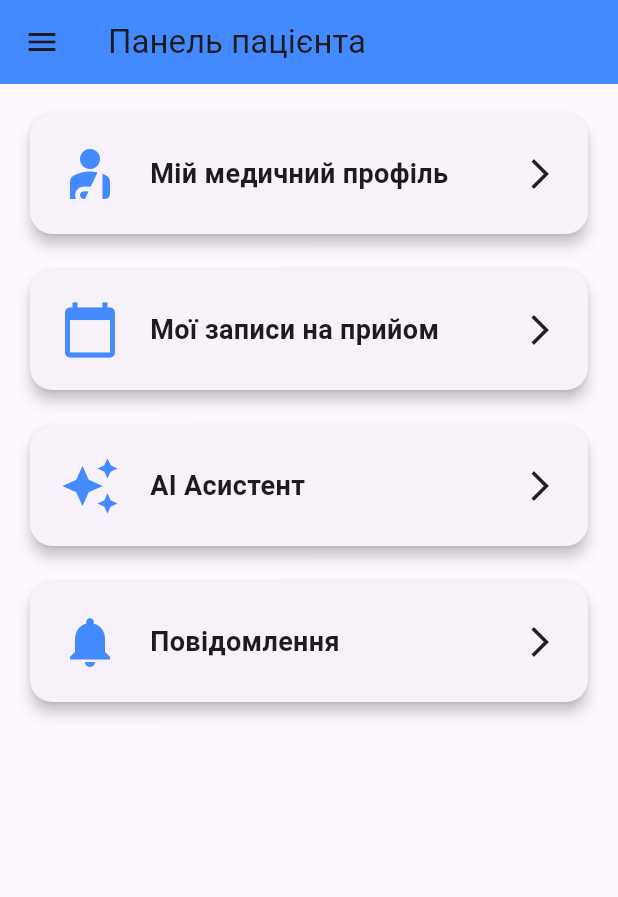
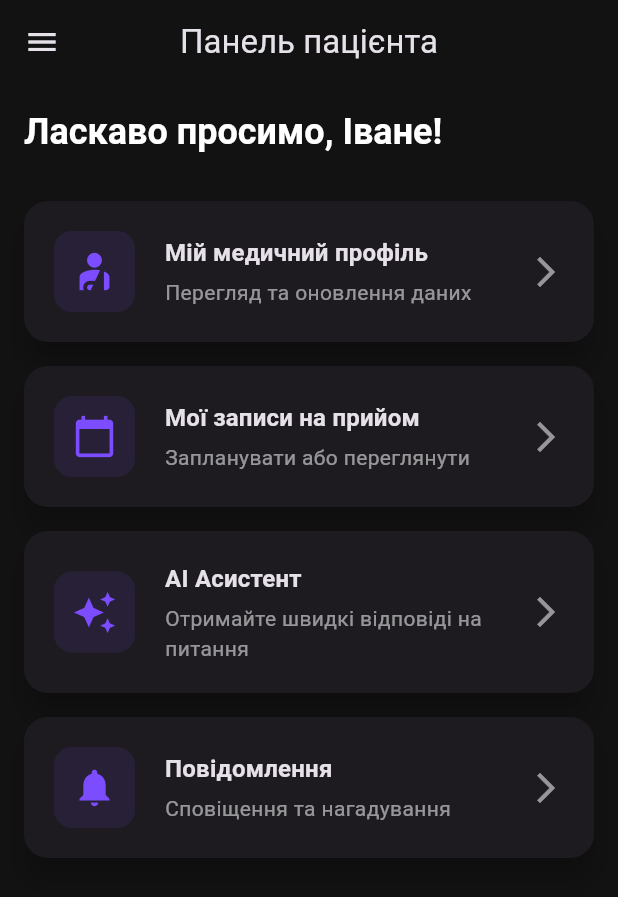
Before and after one commit to kolyasiquez/health_app, a Flutter app: the screen it shows after launch, after a tap on "Увійти", on a phone screen of 412 x 824 dp. Shown: the top 897 px of the screen. Run offline on Flutter 3.47's test engine with Material 3 defaults, Android fonts, the phone set to English and light mode, and no system bars.

Commit message:
some changes in interface (black instead of white)

```diff
--- a/lib/main.dart
+++ b/lib/main.dart
@@ -2,9 +2,9 @@ import 'package:flutter/material.dart';
 import 'screens/auth/login_screen.dart';
 import 'screens/patient/patient_dashboard_screen.dart';
 import 'screens/doctor/doctor_dashboard_screen.dart';
-import 'screens/ai_assistant/ai_assistant_screen.dart';
 import 'screens/patient/health_profile_screen.dart';
 import 'screens/appointment/appointment_list_screen.dart';
+import 'screens/ai_assistant/ai_assistant_screen.dart';
 
 void main() {
   runApp(const HealthApp());
@@ -18,10 +18,38 @@ class HealthApp extends StatelessWidget {
     return MaterialApp(
       title: 'Health App',
       theme: ThemeData(
-        primarySwatch: Colors.blue,
-        visualDensity: VisualDensity.adaptivePlatformDensity,
+        brightness: Brightness.dark,
+        primaryColor: Colors.deepPurpleAccent,
+        scaffoldBackgroundColor: const Color(0xFF121212),
+        cardColor: const Color(0xFF1E1E1E),
+        hintColor: Colors.grey,
         appBarTheme: const AppBarTheme(
-          color: Colors.blueAccent,
+          backgroundColor: Colors.transparent,
+          elevation: 0,
+          centerTitle: true,
+        ),
+        textTheme: const TextTheme(
+          headlineSmall: TextStyle(color: Colors.white, fontWeight: FontWeight.bold),
+          bodyLarge: TextStyle(color: Colors.white70),
+          bodyMedium: TextStyle(color: Colors.white54),
+        ),
+        elevatedButtonTheme: ElevatedButtonThemeData(
+          style: ElevatedButton.styleFrom(
+            backgroundColor: Colors.deepPurpleAccent,
+            foregroundColor: Colors.white,
+            shape: RoundedRectangleBorder(borderRadius: BorderRadius.circular(12)),
+            padding: const EdgeInsets.symmetric(horizontal: 24, vertical: 16),
+          ),
+        ),
+        inputDecorationTheme: InputDecorationTheme(
+          filled: true,
+          fillColor: const Color(0xFF2C2C2C),
+          border: OutlineInputBorder(
+            borderRadius: BorderRadius.circular(12),
+            borderSide: BorderSide.none,
+          ),
+          labelStyle: const TextStyle(color: Colors.white),
+          hintStyle: const TextStyle(color: Colors.white38),
         ),
       ),
       initialRoute: '/',
--- a/lib/screens/auth/login_screen.dart
+++ b/lib/screens/auth/login_screen.dart
@@ -6,58 +6,62 @@ class LoginScreen extends StatelessWidget {
   @override
   Widget build(BuildContext context) {
     return Scaffold(
-      appBar: AppBar(
-        title: const Text('Вхід до системи'),
+      body: Container(
+        decoration: const BoxDecoration(
+          gradient: LinearGradient(
+            colors: [Color(0xFF121212), Colors.black],
+            begin: Alignment.topCenter,
+            end: Alignment.bottomCenter,
           ),
-      body: Padding(
-        padding: const EdgeInsets.all(16.0),
+        ),
+        child: Padding(
+          padding: const EdgeInsets.all(24.0),
           child: Column(
             mainAxisAlignment: MainAxisAlignment.center,
             children: [
-            const Icon(Icons.medical_services, size: 100, color: Colors.blueAccent),
+              const Icon(Icons.favorite, size: 100, color: Colors.deepPurpleAccent),
               const SizedBox(height: 20),
-            const Text(
+              Text(
                 'Мобільний медичний помічник',
-              style: TextStyle(fontSize: 24, fontWeight: FontWeight.bold),
+                style: Theme.of(context).textTheme.headlineSmall,
                 textAlign: TextAlign.center,
               ),
               const SizedBox(height: 40),
-            TextField(
+              const TextField(
                 decoration: InputDecoration(
                   labelText: 'Електронна пошта',
-                border: OutlineInputBorder(borderRadius: BorderRadius.circular(10)),
-                prefixIcon: const Icon(Icons.email),
+                  prefixIcon: Icon(Icons.email, color: Colors.deepPurpleAccent),
                 ),
               ),
               const SizedBox(height: 20),
-            TextField(
+              const TextField(
                 obscureText: true,
                 decoration: InputDecoration(
                   labelText: 'Пароль',
-                border: OutlineInputBorder(borderRadius: BorderRadius.circular(10)),
-                prefixIcon: const Icon(Icons.lock),
+                  prefixIcon: Icon(Icons.lock, color: Colors.deepPurpleAccent),
                 ),
               ),
               const SizedBox(height: 30),
               ElevatedButton(
                 onPressed: () {
                   // Логіка входу
-                // Припустимо, що користувач - це пацієнт
                   Navigator.pushReplacementNamed(context, '/patient_dashboard');
                 },
                 style: ElevatedButton.styleFrom(
-                minimumSize: const Size.fromHeight(50),
-                shape: RoundedRectangleBorder(borderRadius: BorderRadius.circular(10)),
+                  minimumSize: const Size.fromHeight(60),
                 ),
-              child: const Text('Увійти', style: TextStyle(fontSize: 18)),
+                child: const Text('Увійти'),
               ),
+              const SizedBox(height: 10),
               TextButton(
-              onPressed: () {
-                // Навігація до екрану реєстрації
-              },
-              child: const Text('Зареєструватися'),
+                onPressed: () {},
+                child: Text(
+                  'Зареєструватися',
+                  style: TextStyle(color: Colors.deepPurpleAccent.shade200),
+                ),
               ),
             ],
+          ),
         ),
       ),
     );
--- a/lib/screens/patient/patient_dashboard_screen.dart
+++ b/lib/screens/patient/patient_dashboard_screen.dart
@@ -14,34 +14,45 @@ class PatientDashboardScreen extends StatelessWidget {
       body: SingleChildScrollView(
         padding: const EdgeInsets.all(16.0),
         child: Column(
+          crossAxisAlignment: CrossAxisAlignment.start,
           children: [
+            Text(
+              'Ласкаво просимо, Іване!',
+              style: Theme.of(context).textTheme.headlineSmall,
+            ),
+            const SizedBox(height: 30),
             _buildFeatureCard(
+              context,
               icon: Icons.personal_injury,
               title: 'Мій медичний профіль',
+              subtitle: 'Перегляд та оновлення даних',
               onTap: () {
                 Navigator.pushNamed(context, '/health_profile');
               },
             ),
-            const SizedBox(height: 16),
             _buildFeatureCard(
+              context,
               icon: Icons.calendar_today,
               title: 'Мої записи на прийом',
+              subtitle: 'Запланувати або переглянути',
               onTap: () {
                 Navigator.pushNamed(context, '/appointments');
               },
             ),
-            const SizedBox(height: 16),
             _buildFeatureCard(
+              context,
               icon: Icons.auto_awesome,
               title: 'AI Асистент',
+              subtitle: 'Отримайте швидкі відповіді на питання',
               onTap: () {
                 Navigator.pushNamed(context, '/ai_assistant');
               },
             ),
-            const SizedBox(height: 16),
             _buildFeatureCard(
+              context,
               icon: Icons.notifications,
               title: 'Повідомлення',
+              subtitle: 'Сповіщення та нагадування',
               onTap: () {
                 // Навігація до екрану повідомлень
               },
@@ -52,30 +63,44 @@ class PatientDashboardScreen extends StatelessWidget {
     );
   }
 
-  Widget _buildFeatureCard({
-    required IconData icon,
-    required String title,
-    required VoidCallback onTap,
-  }) {
+  Widget _buildFeatureCard(
+      BuildContext context, {
+        required IconData icon,
+        required String title,
+        required String subtitle,
+        required VoidCallback onTap,
+      }) {
     return Card(
-      elevation: 4,
-      shape: RoundedRectangleBorder(borderRadius: BorderRadius.circular(15)),
+      elevation: 8,
+      margin: const EdgeInsets.only(bottom: 16),
+      shape: RoundedRectangleBorder(borderRadius: BorderRadius.circular(16)),
       child: InkWell(
         onTap: onTap,
-        borderRadius: BorderRadius.circular(15),
+        borderRadius: BorderRadius.circular(16),
         child: Padding(
           padding: const EdgeInsets.all(20.0),
           child: Row(
             children: [
-              Icon(icon, size: 40, color: Colors.blueAccent),
+              Container(
+                padding: const EdgeInsets.all(12),
+                decoration: BoxDecoration(
+                  color: Colors.deepPurpleAccent.withOpacity(0.1),
+                  borderRadius: BorderRadius.circular(12),
+                ),
+                child: Icon(icon, size: 30, color: Colors.deepPurpleAccent),
+              ),
               const SizedBox(width: 20),
               Expanded(
-                child: Text(
-                  title,
-                  style: const TextStyle(fontSize: 18, fontWeight: FontWeight.bold),
+                child: Column(
+                  crossAxisAlignment: CrossAxisAlignment.start,
+                  children: [
+                    Text(title, style: Theme.of(context).textTheme.titleMedium?.copyWith(fontWeight: FontWeight.bold)),
+                    const SizedBox(height: 4),
+                    Text(subtitle, style: Theme.of(context).textTheme.bodyMedium),
+                  ],
                 ),
               ),
-              const Icon(Icons.arrow_forward_ios),
+              const Icon(Icons.arrow_forward_ios, color: Colors.white54),
             ],
           ),
         ),
```
Also changed, not shown: lib/widgets/app_drawer.dart (+40 -50 lines). Lines whose indentation alone changed are shown as unchanged.
